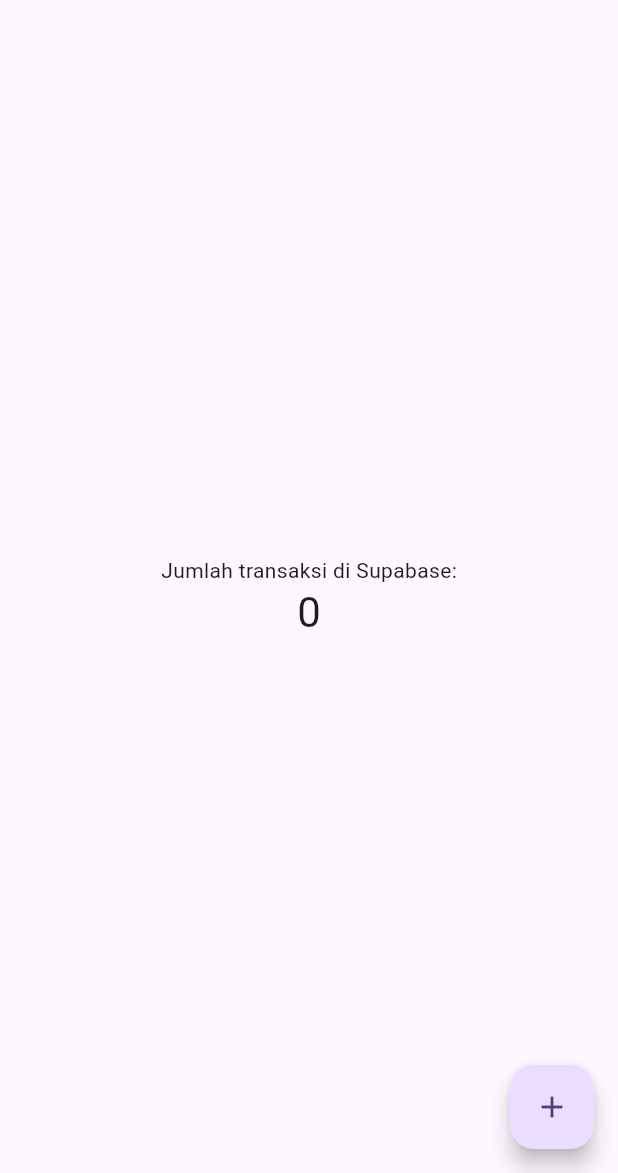
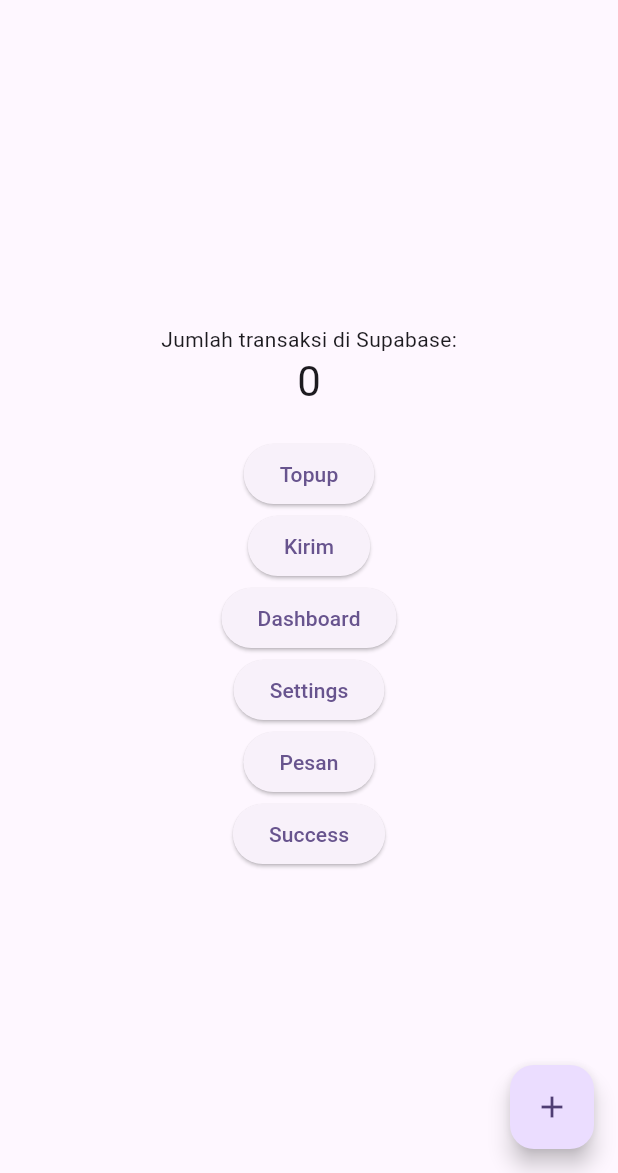
Before and after one commit to anggiaziyah/dompetku, a Flutter app: the MyHomePage screen opened by its route, on a phone screen of 412 x 824 dp, the part 63-1236 px from its top. Run offline on Flutter 3.47's test engine with Material 3 defaults, Android fonts, the light colour scheme and no system bars; our stand-ins replace supabase_flutter; accounts and stored records are empty.

```diff
--- a/lib/main.dart
+++ b/lib/main.dart
@@ -1,10 +1,16 @@
+import 'package:dompetku/kirim_screen.dart';
+import 'package:dompetku/success_screen.dart';
+import 'package:dompetku/topup_screen.dart';
 import 'package:flutter/material.dart';
 import 'package:supabase_flutter/supabase_flutter.dart';
 
-// Import halaman
+// Import semua screen
+import 'splash_screen.dart';
 import 'login_screen.dart';
-import 'splash_screen.dart';
 import 'register_screen.dart';
+import 'dashboard_screen.dart';
+import 'settings_screen.dart';
+import 'pesan_screen.dart';
 
 void main() async {
   WidgetsFlutterBinding.ensureInitialized();
@@ -36,6 +42,12 @@ class MyApp extends StatelessWidget {
         '/login': (context) => const LoginScreen(),
         '/register': (context) => const SignupScreen(),
         '/home': (context) => const MyHomePage(title: 'DompetKu'),
+        '/dashboard': (context) => DashboardScreen(),
+        '/kirim': (context) => KirimScreen(),
+        '/topup': (context) => TopupScreen(),
+        '/settings': (context) => SettingsScreen(),
+        '/pesan': (context) => PesanScreen(),
+        '/success': (context) => SuccessScreen(amount: '',),
       },
     );
   }
@@ -112,6 +124,7 @@ class _MyHomePageState extends State<MyHomePage> {
         ],
       ),
       body: Center(
+        child: SingleChildScrollView(
           child: Column(
             mainAxisAlignment: MainAxisAlignment.center,
             children: <Widget>[
@@ -120,7 +133,33 @@ class _MyHomePageState extends State<MyHomePage> {
                 '$_counter',
                 style: Theme.of(context).textTheme.headlineMedium,
               ),
+              const SizedBox(height: 20),
+              ElevatedButton(
+                onPressed: () => Navigator.pushNamed(context, '/topup'),
+                child: const Text('Topup'),
+              ),
+              ElevatedButton(
+                onPressed: () => Navigator.pushNamed(context, '/kirim'),
+                child: const Text('Kirim'),
+              ),
+              ElevatedButton(
+                onPressed: () => Navigator.pushNamed(context, '/dashboard'),
+                child: const Text('Dashboard'),
+              ),
+              ElevatedButton(
+                onPressed: () => Navigator.pushNamed(context, '/settings'),
+                child: const Text('Settings'),
+              ),
+              ElevatedButton(
+                onPressed: () => Navigator.pushNamed(context, '/pesan'),
+                child: const Text('Pesan'),
+              ),
+              ElevatedButton(
+                onPressed: () => Navigator.pushNamed(context, '/success'),
+                child: const Text('Success'),
+              ),
             ],
+          ),
         ),
       ),
       floatingActionButton: FloatingActionButton(
```
Lines whose indentation alone changed are shown as unchanged.
